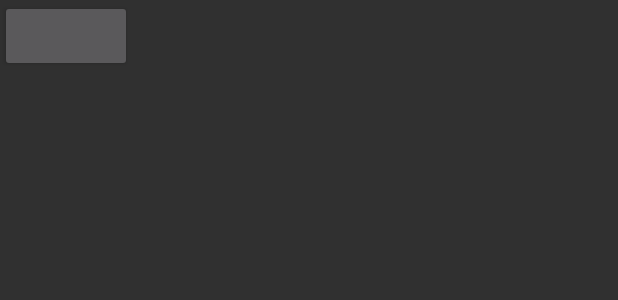
After one commit to mobindustry/mobigram, an Android app: the layout test_layout.xml on its own in the app's theme, with its tools: preview values and no code run, on a phone screen of 412 x 824 dp. The commit adds this screen. Shown: the top 300 px of the screen. Run offline under Robolectric (Android 15) with nearby library versions, the phone set to English and light mode, and no system bars.

Commit message:
move model folder to main package

```diff
--- a/app/src/main/AndroidManifest.xml
+++ b/app/src/main/AndroidManifest.xml
@@ -1,6 +1,8 @@
 <?xml version="1.0" encoding="utf-8"?>
 <manifest xmlns:android="http://schemas.android.com/apk/res/android"
     package="net.mobindustry.telegram">
+
+    <uses-permission android:name="android.permission.INTERNET" />
 
     <application
         android:allowBackup="true"
@@ -16,6 +18,7 @@
                 <category android:name="android.intent.category.LAUNCHER" />
             </intent-filter>
         </activity>
+        <activity android:name=".messenger.TestConnect"/>
         <activity android:name=".ui.activity.ChatActivity" />
         <activity android:name=".ui.activity.MessagesActivity" />
         <activity android:name=".ui.activity.RegistrationActivity">
--- a/app/src/main/java/net/mobindustry/telegram/ui/model/Contact.java
+++ b/app/src/main/java/net/mobindustry/telegram/model/Contact.java
@@ -1,4 +1,4 @@
-package net.mobindustry.telegram.ui.model;
+package net.mobindustry.telegram.model;
 
 import android.graphics.Color;
 
--- a/app/src/main/java/net/mobindustry/telegram/ui/model/NavigationItem.java
+++ b/app/src/main/java/net/mobindustry/telegram/model/NavigationItem.java
@@ -1,4 +1,4 @@
-package net.mobindustry.telegram.ui.model;
+package net.mobindustry.telegram.model;
 
 public class NavigationItem {
 
--- a/app/src/main/java/net/mobindustry/telegram/ui/model/NeTelegramMessage.java
+++ b/app/src/main/java/net/mobindustry/telegram/model/NeTelegramMessage.java
@@ -1,4 +1,4 @@
-package net.mobindustry.telegram.ui.model;
+package net.mobindustry.telegram.model;
 
 import java.io.Serializable;
 import java.util.Calendar;
--- a/app/src/main/java/net/mobindustry/telegram/ui/activity/ChatActivity.java
+++ b/app/src/main/java/net/mobindustry/telegram/ui/activity/ChatActivity.java
@@ -20,7 +20,7 @@ import android.widget.Toast;
 
 import net.mobindustry.telegram.R;
 import net.mobindustry.telegram.ui.adapters.NavigationDrawerAdapter;
-import net.mobindustry.telegram.ui.model.NavigationItem;
+import net.mobindustry.telegram.model.NavigationItem;
 
 import java.util.ArrayList;
 import java.util.List;
--- a/app/src/main/java/net/mobindustry/telegram/ui/activity/MainActivity.java
+++ b/app/src/main/java/net/mobindustry/telegram/ui/activity/MainActivity.java
@@ -10,6 +10,7 @@ import com.romainpiel.titanic.library.Titanic;
 import com.romainpiel.titanic.library.TitanicTextView;
 
 import net.mobindustry.telegram.R;
+import net.mobindustry.telegram.messenger.TestConnect;
 
 import java.util.concurrent.TimeUnit;
 
@@ -60,7 +61,7 @@ public class MainActivity extends Activity {
         protected void onPostExecute(Void aVoid) {
             super.onPostExecute(aVoid);
 
-            Intent intent = new Intent(MainActivity.this, ChatActivity.class);
+            Intent intent = new Intent(MainActivity.this, TestConnect.class);
             startActivity(intent);
             showActivityAnimation(MainActivity.this);
             finish();
--- a/app/src/main/java/net/mobindustry/telegram/ui/activity/MessagesActivity.java
+++ b/app/src/main/java/net/mobindustry/telegram/ui/activity/MessagesActivity.java
@@ -5,7 +5,7 @@ import android.os.Bundle;
 import android.support.v7.app.AppCompatActivity;
 
 import net.mobindustry.telegram.ui.fragments.MessagesFragment;
-import net.mobindustry.telegram.ui.model.Contact;
+import net.mobindustry.telegram.model.Contact;
 
 public class MessagesActivity extends AppCompatActivity {
     @Override
--- a/app/src/main/java/net/mobindustry/telegram/ui/adapters/ContactsListAdapter.java
+++ b/app/src/main/java/net/mobindustry/telegram/ui/adapters/ContactsListAdapter.java
@@ -10,7 +10,7 @@ import android.widget.ArrayAdapter;
 import android.widget.TextView;
 
 import net.mobindustry.telegram.R;
-import net.mobindustry.telegram.ui.model.Contact;
+import net.mobindustry.telegram.model.Contact;
 
 public class ContactsListAdapter extends ArrayAdapter<Contact> {
 
--- a/app/src/main/java/net/mobindustry/telegram/ui/adapters/MessageAdapter.java
+++ b/app/src/main/java/net/mobindustry/telegram/ui/adapters/MessageAdapter.java
@@ -8,7 +8,7 @@ import android.widget.ArrayAdapter;
 import android.widget.TextView;
 
 import net.mobindustry.telegram.R;
-import net.mobindustry.telegram.ui.model.NeTelegramMessage;
+import net.mobindustry.telegram.model.NeTelegramMessage;
 import net.mobindustry.telegram.utils.Const;
 
 public class MessageAdapter extends ArrayAdapter<NeTelegramMessage> {
--- a/app/src/main/java/net/mobindustry/telegram/ui/adapters/NavigationDrawerAdapter.java
+++ b/app/src/main/java/net/mobindustry/telegram/ui/adapters/NavigationDrawerAdapter.java
@@ -9,7 +9,7 @@ import android.widget.ImageView;
 import android.widget.TextView;
 
 import net.mobindustry.telegram.R;
-import net.mobindustry.telegram.ui.model.NavigationItem;
+import net.mobindustry.telegram.model.NavigationItem;
 
 public class NavigationDrawerAdapter extends ArrayAdapter<NavigationItem> {
 
--- a/app/src/main/java/net/mobindustry/telegram/ui/fragments/ContactListFragment.java
+++ b/app/src/main/java/net/mobindustry/telegram/ui/fragments/ContactListFragment.java
@@ -15,7 +15,7 @@ import com.melnykov.fab.FloatingActionButton;
 import net.mobindustry.telegram.R;
 import net.mobindustry.telegram.ui.activity.MessagesActivity;
 import net.mobindustry.telegram.ui.adapters.ContactsListAdapter;
-import net.mobindustry.telegram.ui.model.Contact;
+import net.mobindustry.telegram.model.Contact;
 
 import java.util.ArrayList;
 import java.util.List;
--- a/app/src/main/java/net/mobindustry/telegram/ui/fragments/MessagesFragment.java
+++ b/app/src/main/java/net/mobindustry/telegram/ui/fragments/MessagesFragment.java
@@ -14,8 +14,8 @@ import android.widget.TextView;
 
 import net.mobindustry.telegram.R;
 import net.mobindustry.telegram.ui.adapters.MessageAdapter;
-import net.mobindustry.telegram.ui.model.Contact;
-import net.mobindustry.telegram.ui.model.NeTelegramMessage;
+import net.mobindustry.telegram.model.Contact;
+import net.mobindustry.telegram.model.NeTelegramMessage;
 
 import java.util.ArrayList;
 import java.util.List;
--- /dev/null
+++ b/app/src/main/res/layout/test_layout.xml
@@ -0,0 +1,14 @@
+<?xml version="1.0" encoding="utf-8"?>
+<LinearLayout xmlns:android="http://schemas.android.com/apk/res/android"
+    android:layout_width="match_parent"
+    android:layout_height="match_parent"
+    android:orientation="vertical">
+
+    <Button
+        android:id="@+id/send_button"
+        android:layout_width="wrap_content"
+        android:layout_height="wrap_content"
+        />
+
+
+</LinearLayout>
```
Also changed, not shown: app/src/main/java/net/mobindustry/telegram/messenger/TestConnect.java (added, +86 -0 lines).
